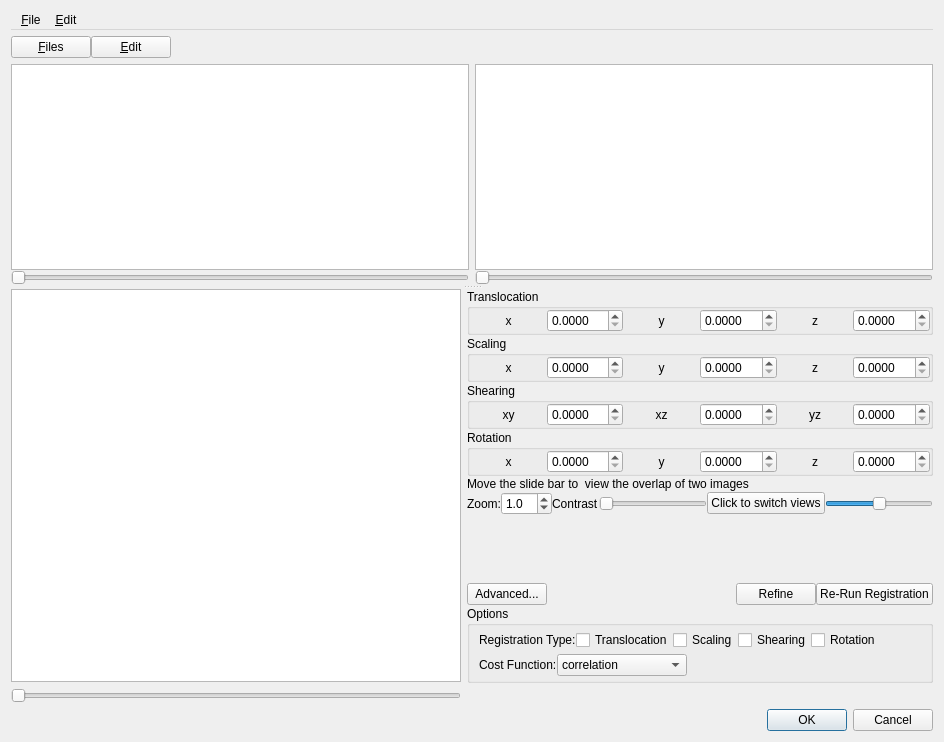
frankyeh/DSI-Studio, file manual_alignment.ui: the form before one commit.
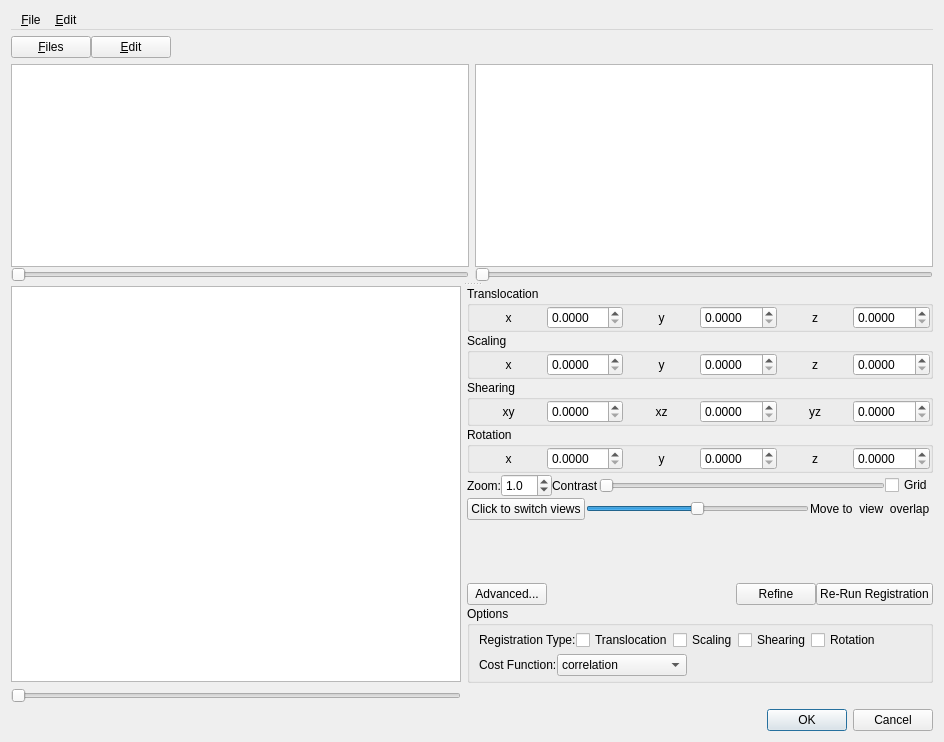
The form after the commit. Icons and pictures are not drawn.

Diff of the .ui file:
```diff
--- a/manual_alignment.ui
+++ b/manual_alignment.ui
@@ -557,13 +557,6 @@
                 </layout>
                </widget>
               </item>
-              <item>
-               <widget class="QLabel" name="label_13">
-                <property name="text">
-                 <string>Move the slide bar to  view the overlap of two images</string>
-                </property>
-               </widget>
-              </item>
               <item>
                <layout class="QHBoxLayout" name="horizontalLayout">
                 <property name="spacing">
@@ -616,6 +609,26 @@
                  </widget>
                 </item>
                 <item>
+                 <widget class="QCheckBox" name="grid">
+                  <property name="text">
+                   <string>Grid</string>
+                  </property>
+                  <property name="checked">
+                   <bool>false</bool>
+                  </property>
+                  <property name="tristate">
+                   <bool>true</bool>
+                  </property>
+                 </widget>
+                </item>
+               </layout>
+              </item>
+              <item>
+               <layout class="QHBoxLayout" name="horizontalLayout_14">
+                <property name="topMargin">
+                 <number>0</number>
+                </property>
+                <item>
                  <widget class="QPushButton" name="switch_view">
                   <property name="text">
                    <string>Click to switch views</string>
@@ -638,6 +651,13 @@
                   </property>
                  </widget>
                 </item>
+                <item>
+                 <widget class="QLabel" name="label_13">
+                  <property name="text">
+                   <string>Move to  view  overlap </string>
+                  </property>
+                 </widget>
+                </item>
                </layout>
               </item>
               <item>
```
